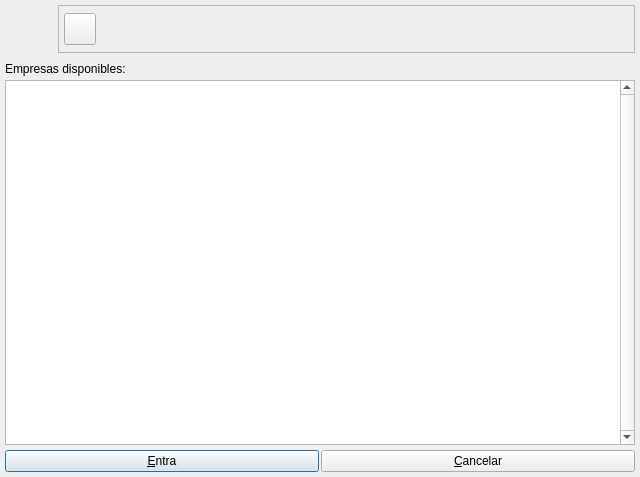
eboladev/Bulmages-1, file bulmages/bulmalib/abreempresabase.ui: the form before one commit.
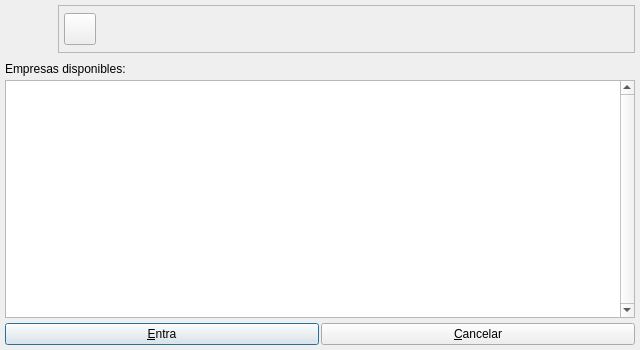
The form after the commit. Icons and pictures are not drawn.

```diff
--- a/bulmages/bulmalib/abreempresabase.ui
+++ b/bulmages/bulmalib/abreempresabase.ui
@@ -6,7 +6,7 @@
     <x>0</x>
     <y>0</y>
     <width>640</width>
-    <height>477</height>
+    <height>350</height>
    </rect>
   </property>
   <property name="sizePolicy" >
```
Left out of the diff: 4 changed lines with no effect on the pictures.
